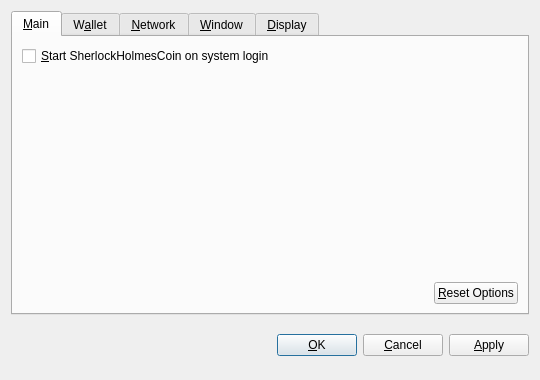
Before: the Qt Designer form src/qt/forms/optionsdialog.ui in brishtiteveja/sherlockholmescoin, drawn with Qt 5.
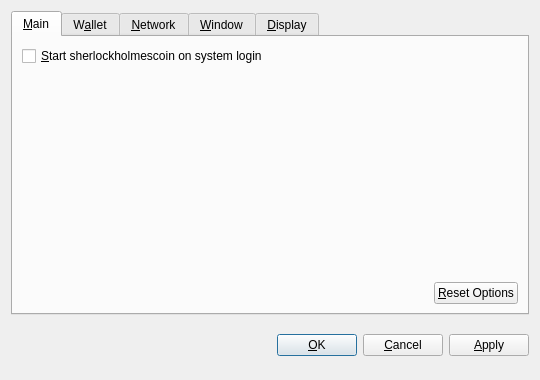
After: the same form once the commit is applied. Custom widgets are drawn as their Qt base class.

Diff of the .ui file:
```diff
--- a/src/qt/forms/optionsdialog.ui
+++ b/src/qt/forms/optionsdialog.ui
@@ -36,7 +36,7 @@
           <string>Automatically start SherlockHolmesCoin after logging in to the system.</string>
          </property>
          <property name="text">
-          <string>&amp;Start SherlockHolmesCoin on system login</string>
+          <string>&amp;Start sherlockholmescoin on system login</string>
          </property>
         </widget>
        </item>
```
Left out of the diff: 18 changed lines with no effect on the pictures.
